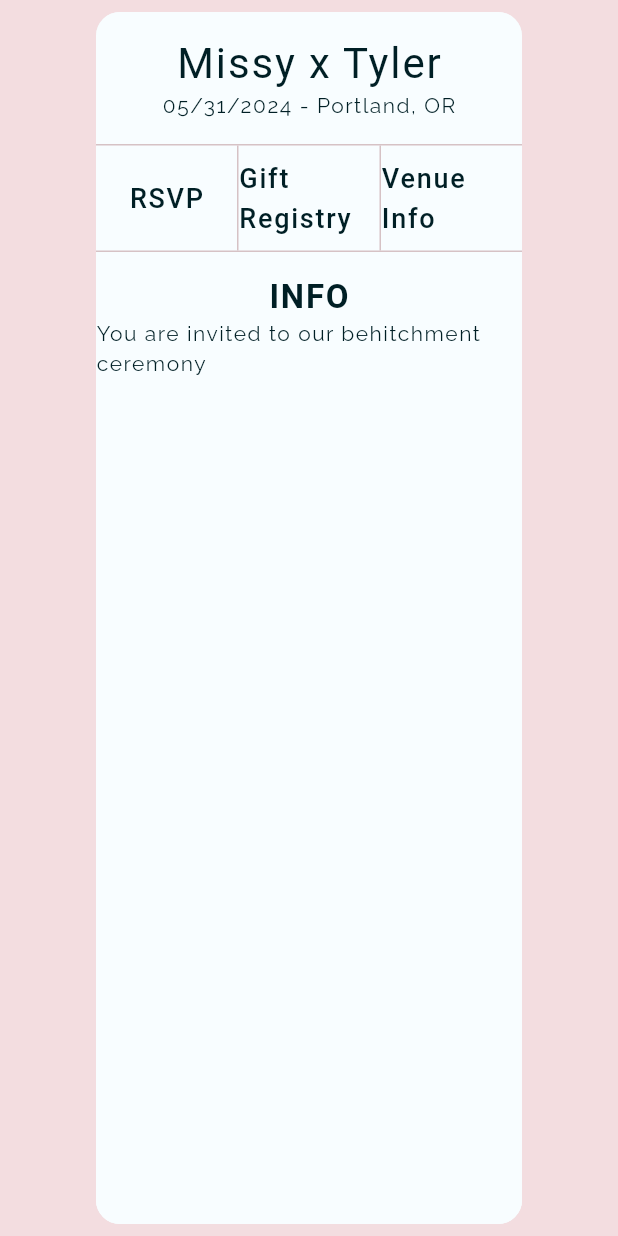
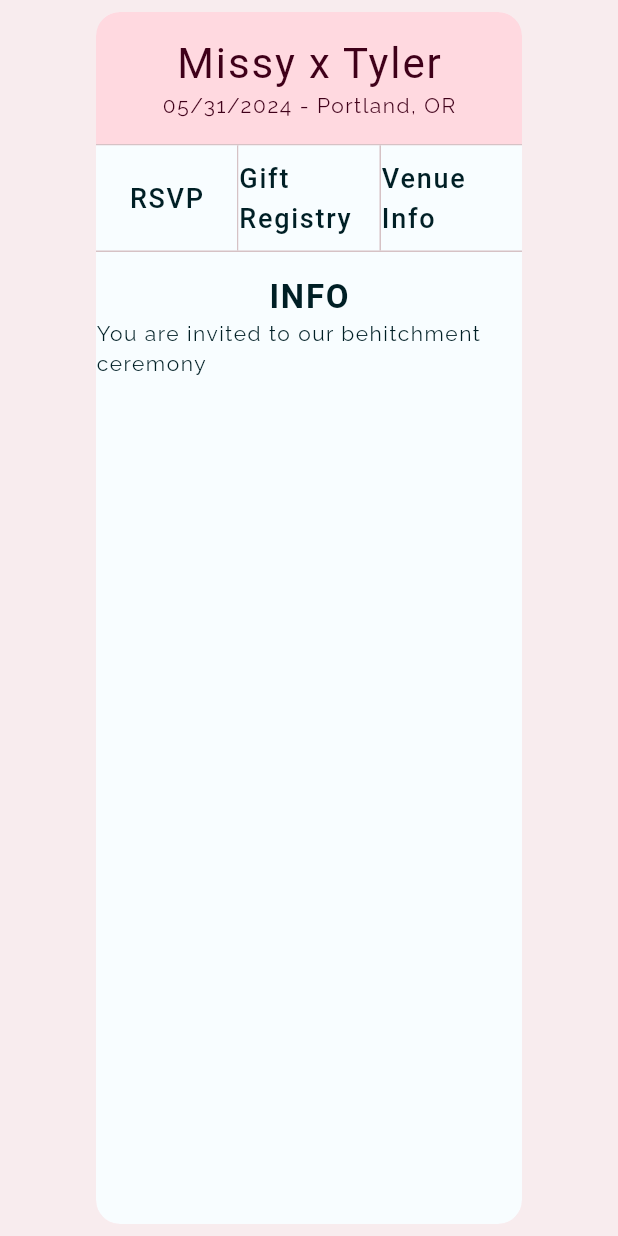
Before and after one commit to TNorbury/wedding_site, a Flutter app: the screen it shows after launch, on a phone screen of 412 x 824 dp. Run offline on Flutter 3.47's test engine with Material 3 defaults, Android fonts, the light colour scheme and no system bars; our stand-ins replace go_router, google_fonts; Roboto replaces fonts that are missing (Playfair, Ultra).

Commit message:
highlight selected tab

```diff
--- a/lib/routes/route_wrapper.dart
+++ b/lib/routes/route_wrapper.dart
@@ -21,7 +21,8 @@ class RouteWrapper extends StatelessWidget {
   @override
   Widget build(BuildContext context) {
     return Scaffold(
-      backgroundColor: Theme.of(context).colorScheme.surfaceVariant,
+      backgroundColor:
+          Theme.of(context).colorScheme.surfaceVariant.withOpacity(0.55),
       body: Padding(
         padding: const EdgeInsets.symmetric(horizontal: 64, vertical: 8),
         child: Material(
@@ -30,7 +31,7 @@ class RouteWrapper extends StatelessWidget {
           child: Material(
             elevation: 2,
             shadowColor: Colors.black26,
-            color: colorSchemeOf(context).surface,
+            color: colorSchemeOf(context).primaryContainer,
             child: Column(
               children: [
                 MouseRegion(
@@ -43,15 +44,22 @@ class RouteWrapper extends StatelessWidget {
                         children: [
                           Text(
                             "Missy x Tyler",
-                            style: textThemeOf(context).headlineMedium,
+                            style: textThemeOf(context)
+                                .headlineMedium
+                                .withColor(
+                                    colorSchemeOf(context).onPrimaryContainer),
                           ),
-                          const Text("05/31/2024 - Portland, OR"),
+                          Text("05/31/2024 - Portland, OR",
+                              style: textThemeOf(context).bodyMedium.withColor(
+                                  colorSchemeOf(context).onPrimaryContainer)),
                         ],
                       ),
                     ),
                   ),
                 ),
-                const NavHeader(),
+                NavHeader(
+                  selectedTab: selectedTab,
+                ),
                 Expanded(
                   child: Container(
                     color: colorSchemeOf(context).surface,
@@ -71,7 +79,12 @@ class RouteWrapper extends StatelessWidget {
 }
 
 class NavHeader extends StatelessWidget {
-  const NavHeader({Key? key}) : super(key: key);
+  final SiteTab? selectedTab;
+
+  const NavHeader({
+    Key? key,
+    this.selectedTab,
+  }) : super(key: key);
 
   @override
   Widget build(BuildContext context) {
@@ -87,6 +100,7 @@ class NavHeader extends StatelessWidget {
                   child: NavTab(
                     label: "RSVP",
                     go: RsvpRouteData().go,
+                    isSelected: selectedTab == SiteTab.rsvp,
                   ),
                 ),
                 const VerticalDivider(width: 1),
@@ -94,6 +108,7 @@ class NavHeader extends StatelessWidget {
                   child: NavTab(
                     label: "Gift Registry",
                     go: GiftRouteData().go,
+                    isSelected: selectedTab == SiteTab.gift,
                   ),
                 ),
                 const VerticalDivider(width: 1),
@@ -101,6 +116,7 @@ class NavHeader extends StatelessWidget {
                   child: NavTab(
                     label: "Venue Info",
                     go: VenueRouteData().go,
+                    isSelected: selectedTab == SiteTab.venue,
                   ),
                 ),
               ],
@@ -116,27 +132,48 @@ class NavHeader extends StatelessWidget {
 class NavTab extends StatelessWidget {
   final String label;
   final void Function(BuildContext context)? go;
+  final bool isSelected;
   const NavTab({
     Key? key,
     required this.label,
     this.go,
+    required this.isSelected,
   }) : super(key: key);
 
   @override
   Widget build(BuildContext context) {
+    final TextStyle textStyle;
+
+    if (isSelected) {
+      textStyle = textThemeOf(context)
+          .titleMedium
+          .withColor(colorSchemeOf(context).onPrimary)!;
+    } else {
+      textStyle = textThemeOf(context)
+          .titleMedium
+          .withColor(colorSchemeOf(context).onSurface)!;
+    }
+    const animationDuration = Duration(milliseconds: 250);
     return Tooltip(
       message: label,
       child: InkWell(
         onTap: () {
           go?.call(context);
         },
-        child: Align(
-          alignment: Alignment.center,
-          child: Padding(
-            padding: const EdgeInsets.symmetric(vertical: 8.0),
-            child: Text(
-              label,
-              style: textThemeOf(context).titleMedium,
+        child: AnimatedContainer(
+          duration: animationDuration,
+          color: isSelected
+              ? colorSchemeOf(context).primary
+              : colorSchemeOf(context).surface,
+          padding: const EdgeInsets.symmetric(vertical: 8.0),
+          child: Align(
+            alignment: Alignment.center,
+            child: AnimatedDefaultTextStyle(
+              duration: animationDuration,
+              style: textStyle,
+              child: Text(
+                label,
+              ),
             ),
           ),
         ),
--- a/lib/routes/router.dart
+++ b/lib/routes/router.dart
@@ -14,7 +14,17 @@ final router = GoRouter(
   routes: [
     ShellRoute(
       builder: (BuildContext context, GoRouterState state, Widget child) {
-        return RouteWrapper(child: child);
+        final selectedTab = switch (state.matchedLocation) {
+          "/rsvp" => SiteTab.rsvp,
+          "/gift" => SiteTab.gift,
+          "/venue" => SiteTab.venue,
+          _ => null,
+        };
+
+        return RouteWrapper(
+          selectedTab: selectedTab,
+          child: child,
+        );
       },
       routes: $appRoutes,
     ),
--- a/lib/theme/theme.dart
+++ b/lib/theme/theme.dart
@@ -48,3 +48,7 @@ ColorScheme colorSchemeOf(BuildContext context) =>
 
 /// Convenience function to get the context theme's text theme
 TextTheme textThemeOf(BuildContext context) => Theme.of(context).textTheme;
+
+extension TextStyleX on TextStyle? {
+  TextStyle? withColor(Color color) => this?.merge(TextStyle(color: color));
+}
```
